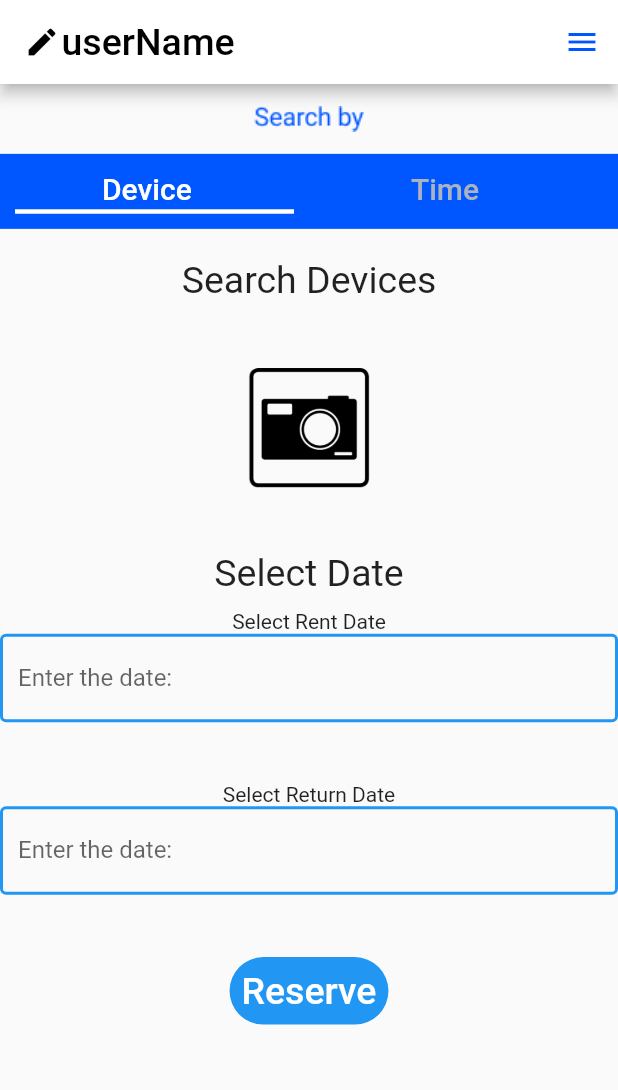
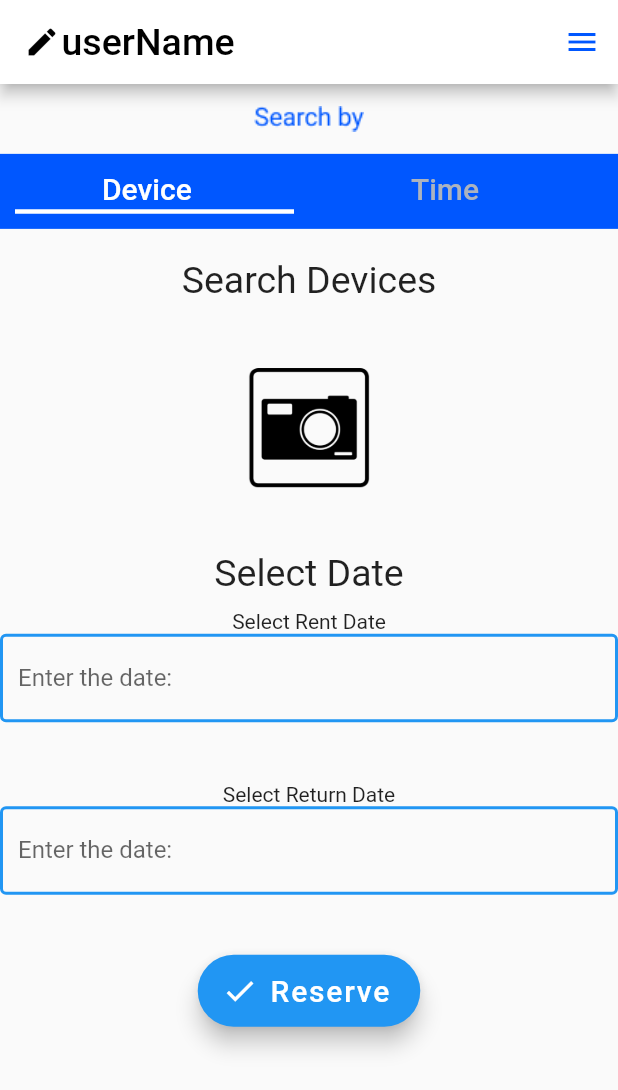
Before and after one commit to cjychoi/3i_Yeyak, a Flutter app: the HomePage screen opened by its route, after a tap on "Reserve", on a phone screen of 412 x 824 dp. Shown: the top 1090 px of the screen. Run offline on Flutter 3.47's test engine with Material 2 defaults, Android fonts, the phone set to English and light mode, and no system bars; drawn by our look-alikes of datetime_picker_formfield; our stand-ins replace hexcolor; missing offline and left inert: flutter_barcode_scanner.

Commit message:
changed re]\ser[Cve  button to floating button

```diff
--- a/mobile/lib/screens/home_view.dart
+++ b/mobile/lib/screens/home_view.dart
@@ -299,24 +299,16 @@ class _HomePageState extends State<HomePage> with TickerProviderStateMixin {
                             },
                           ),
                           Padding(padding: EdgeInsets.only(bottom: 40)),
-                          TextButton(
-                            child: Text('Reserve',
-                                style: TextStyle(
-                                  fontSize: 25,
-                                )),
-                            style: TextButton.styleFrom(
-                              backgroundColor: Colors.blue,
-                              //     HexColor("0057FF"), //color of button
-                              primary: Colors.white, //color of text
-                              onSurface: Colors.grey, //color when disabled
-                              shape: const RoundedRectangleBorder(
-                                  borderRadius:
-                                      BorderRadius.all(Radius.circular(25))),
-                            ),
+                          FloatingActionButton.extended(
+                            backgroundColor: Colors.blue,
+                            foregroundColor: Colors.white,
                             onPressed: () {
-                              print('Reserve button pressed');
+                              print('Reserve button has been pressed');
                             },
-                          ),
+                            icon: Icon(Icons.check),
+                            label:
+                                Text('Reserve', style: TextStyle(fontSize: 20)),
+                          )
                         ]),
                         Column(children: <Widget>[
                           Column(children: <Widget>[
@@ -421,24 +413,16 @@ class _HomePageState extends State<HomePage> with TickerProviderStateMixin {
                               },
                             ),
                             Padding(padding: EdgeInsets.only(bottom: 40)),
-                            TextButton(
-                              child: Text('Reserve',
-                                  style: TextStyle(
-                                    fontSize: 25,
-                                  )),
-                              style: TextButton.styleFrom(
-                                backgroundColor: Colors.blue,
-                                //HexColor("0057FF"), //color of button
-                                primary: Colors.white, //color of text
-                                onSurface: Colors.grey, //color when disabled
-                                shape: const RoundedRectangleBorder(
-                                    borderRadius:
-                                        BorderRadius.all(Radius.circular(25))),
-                              ),
+                            FloatingActionButton.extended(
+                              backgroundColor: Colors.blue,
+                              foregroundColor: Colors.white,
                               onPressed: () {
-                                print('Reserve button pressed');
+                                print('Reserve button has been pressed');
                               },
-                            ),
+                              icon: Icon(Icons.check),
+                              label: Text('Reserve',
+                                  style: TextStyle(fontSize: 20)),
+                            )
                           ]),
                         ]),
                       ]),
```
Also changed, not shown: mobile/lib/screens/login_view.dart (line endings or trailing spaces).
